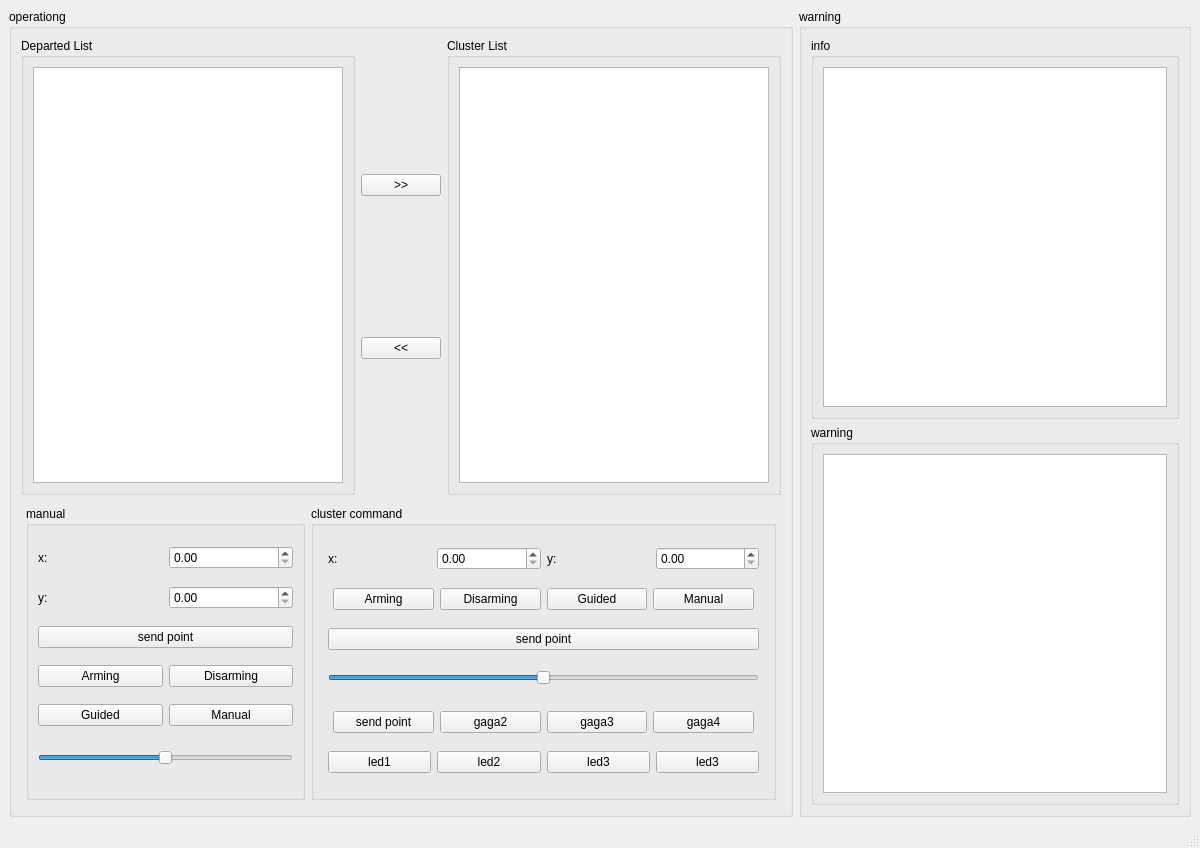
Qt form src/gs_gui/resource/gs_ui.ui (chenhangwei/usv_workspace) before a commit.
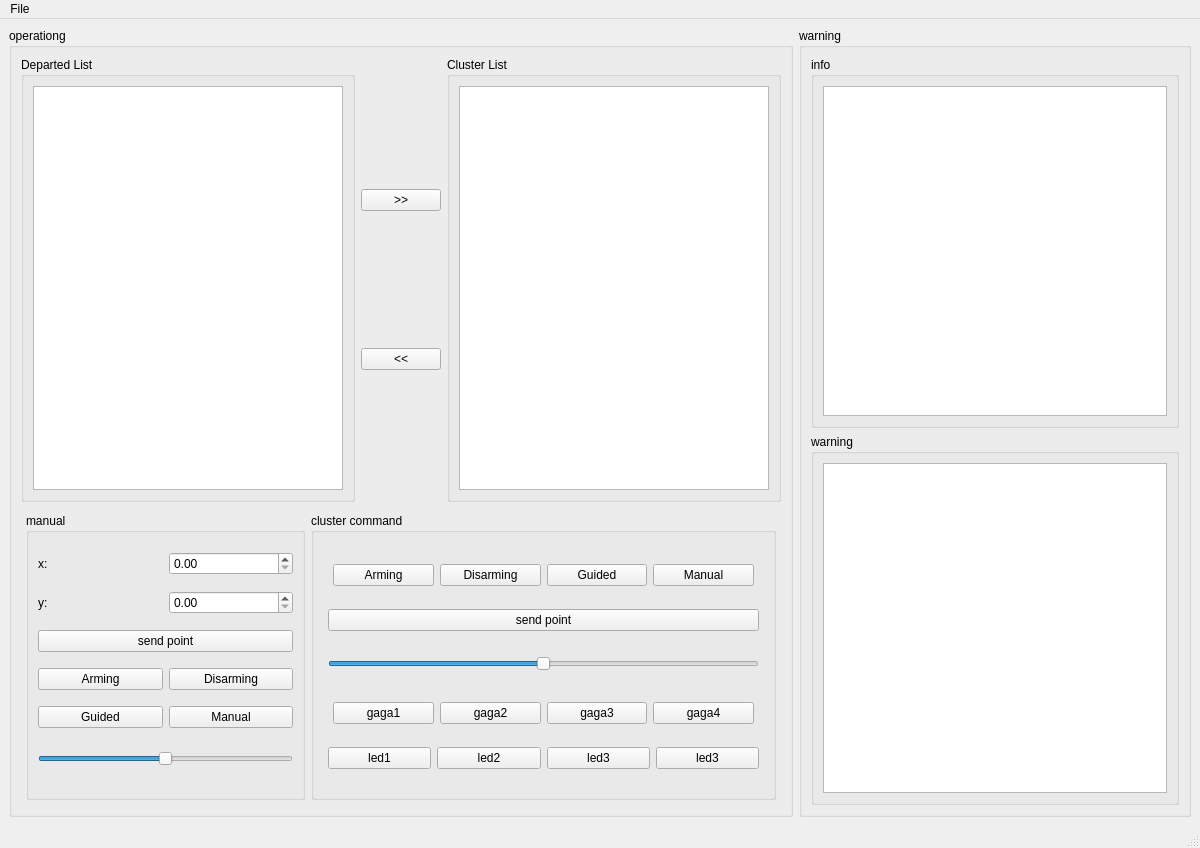
The same form after that commit.

```diff
--- a/src/gs_gui/resource/gs_ui.ui
+++ b/src/gs_gui/resource/gs_ui.ui
@@ -239,30 +239,6 @@
               <property name="bottomMargin">
                <number>5</number>
               </property>
-              <item>
-               <layout class="QHBoxLayout" name="horizontalLayout_12">
-                <item>
-                 <widget class="QLabel" name="label_3">
-                  <property name="text">
-                   <string>x:</string>
-                  </property>
-                 </widget>
-                </item>
-                <item>
-                 <widget class="QDoubleSpinBox" name="set_cluster_x_doubleSpinBox"/>
-                </item>
-                <item>
-                 <widget class="QLabel" name="label_4">
-                  <property name="text">
-                   <string>y:</string>
-                  </property>
-                 </widget>
-                </item>
-                <item>
-                 <widget class="QDoubleSpinBox" name="set_cluster_y_doubleSpinBox"/>
-                </item>
-               </layout>
-              </item>
               <item>
                <layout class="QHBoxLayout" name="horizontalLayout_4">
                 <property name="leftMargin">
@@ -350,7 +326,7 @@
                 <item>
                  <widget class="QPushButton" name="gaga1_pushButton">
                   <property name="text">
-                   <string>send point</string>
+                   <string>gaga1</string>
                   </property>
                  </widget>
                 </item>
@@ -463,6 +439,13 @@
      <height>20</height>
     </rect>
    </property>
+   <widget class="QMenu" name="menuFile">
+    <property name="title">
+     <string>File</string>
+    </property>
+    <addaction name="actionopen"/>
+   </widget>
+   <addaction name="menuFile"/>
   </widget>
   <widget class="QStatusBar" name="statusbar"/>
  </widget>
```
Left out of the diff: 5 changed lines with no effect on the pictures.
